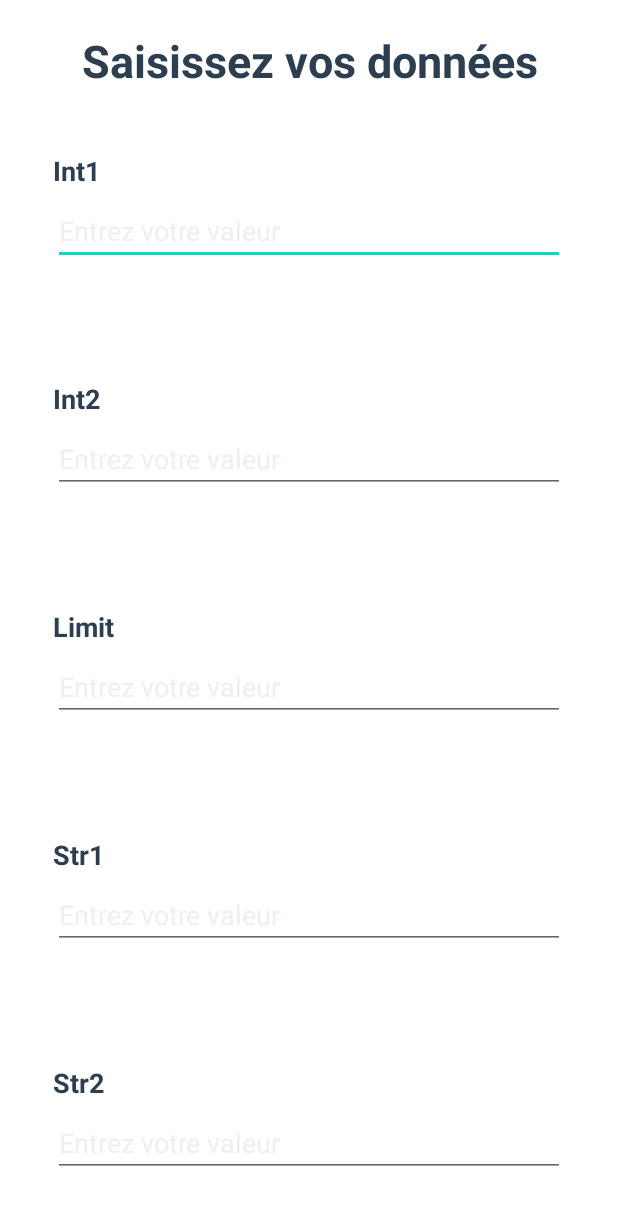
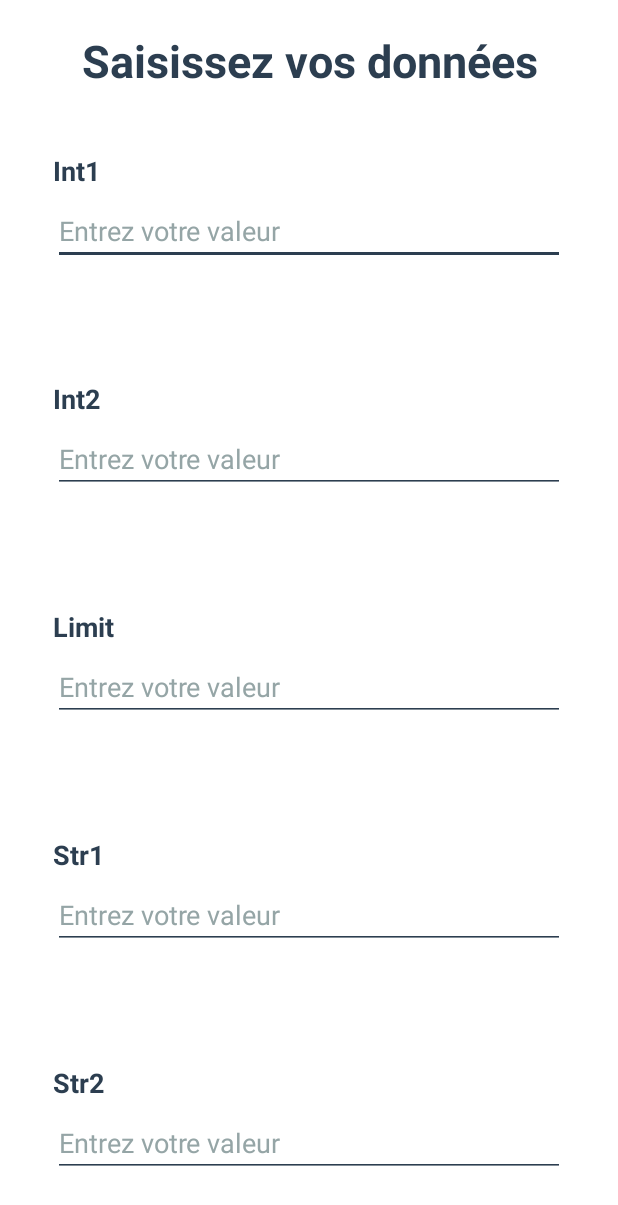
Before and after one commit to valentin-syliusa/fizz_buzz, an Android app: the screen it shows after launch (MainActivity), on a phone screen of 412 x 824 dp. Shown: the top 1205 px of the screen. Run offline under Robolectric (Android 15) with nearby library versions, the phone set to English and light mode, and no system bars.

Commit message:
Fixed some UI bugs on Input UI & some improvements

```diff
--- a/app/src/main/res/layout/input_layout.xml
+++ b/app/src/main/res/layout/input_layout.xml
@@ -44,7 +44,8 @@
                 app:layout_constraintEnd_toEndOf="parent"
                 app:layout_constraintTop_toBottomOf="@id/header_textview"
                 android:layout_marginTop="25dp"
-                app:header="Int1"/>
+                app:header="Int1"
+                app:inputType="number"/>
 
             <com.aranegav.fizzbuzz.presentation.input.customview.ValueInputView
                 android:id="@+id/int2_valueinputview"
@@ -54,7 +55,8 @@
                 app:layout_constraintEnd_toEndOf="parent"
                 app:layout_constraintTop_toBottomOf="@id/int1_valueinputview"
                 android:layout_marginTop="10dp"
-                app:header="Int2"/>
+                app:header="Int2"
+                app:inputType="number"/>
 
             <com.aranegav.fizzbuzz.presentation.input.customview.ValueInputView
                 android:id="@+id/limit_valueinputview"
@@ -64,7 +66,8 @@
                 app:layout_constraintEnd_toEndOf="parent"
                 app:layout_constraintTop_toBottomOf="@id/int2_valueinputview"
                 android:layout_marginTop="10dp"
-                app:header="Limit"/>
+                app:header="Limit"
+                app:inputType="number"/>
 
             <com.aranegav.fizzbuzz.presentation.input.customview.ValueInputView
                 android:id="@+id/str1_valueinputview"
@@ -74,7 +77,8 @@
                 app:layout_constraintEnd_toEndOf="parent"
                 app:layout_constraintTop_toBottomOf="@id/limit_valueinputview"
                 android:layout_marginTop="10dp"
-                app:header="Str1"/>
+                app:header="Str1"
+                app:inputType="text"/>
 
             <com.aranegav.fizzbuzz.presentation.input.customview.ValueInputView
                 android:id="@+id/str2_valueinputview"
@@ -84,7 +88,8 @@
                 app:layout_constraintEnd_toEndOf="parent"
                 app:layout_constraintTop_toBottomOf="@id/str1_valueinputview"
                 android:layout_marginTop="10dp"
-                app:header="Str2"/>
+                app:header="Str2"
+                app:inputType="text"/>
 
             <androidx.appcompat.widget.AppCompatButton
                 android:layout_width="wrap_content"
--- a/app/src/main/res/layout/value_input_layout.xml
+++ b/app/src/main/res/layout/value_input_layout.xml
@@ -31,7 +31,8 @@
         app:layout_constraintTop_toBottomOf="@id/header_textview"
         android:layout_marginTop="5dp"
         android:textColor="@color/primaryText"
-        android:textColorHint="@color/secondaryText"
+        android:textColorHint="@color/tertiaryText"
+        android:backgroundTint="@color/secondarySystem"
         android:hint="Entrez votre valeur"/>
 
     <TextView
--- a/app/src/main/res/values/colors.xml
+++ b/app/src/main/res/values/colors.xml
@@ -1,6 +1,7 @@
 <?xml version="1.0" encoding="utf-8"?>
 <resources>
     <color name="primarySystem">#ECF0F1</color>
+    <color name="secondarySystem">#2C3E50</color>
     <color name="primaryBackground">#27AE60</color>
     <color name="primaryText">#2C3E50</color>
     <color name="secondaryText">#ECF0F1</color>
--- a/app/src/main/res/values/themes.xml
+++ b/app/src/main/res/values/themes.xml
@@ -2,6 +2,7 @@
     <!-- Base application theme. -->
     <style name="Theme.FizzBuzz" parent="Theme.MaterialComponents.DayNight">
         <item name="colorPrimary">@color/primarySystem</item>
+        <item name="colorAccent">@color/secondarySystem</item>
         <!-- Status bar color. -->
         <item name="android:statusBarColor" tools:targetApi="l">?attr/colorPrimary</item>
     </style>
```
